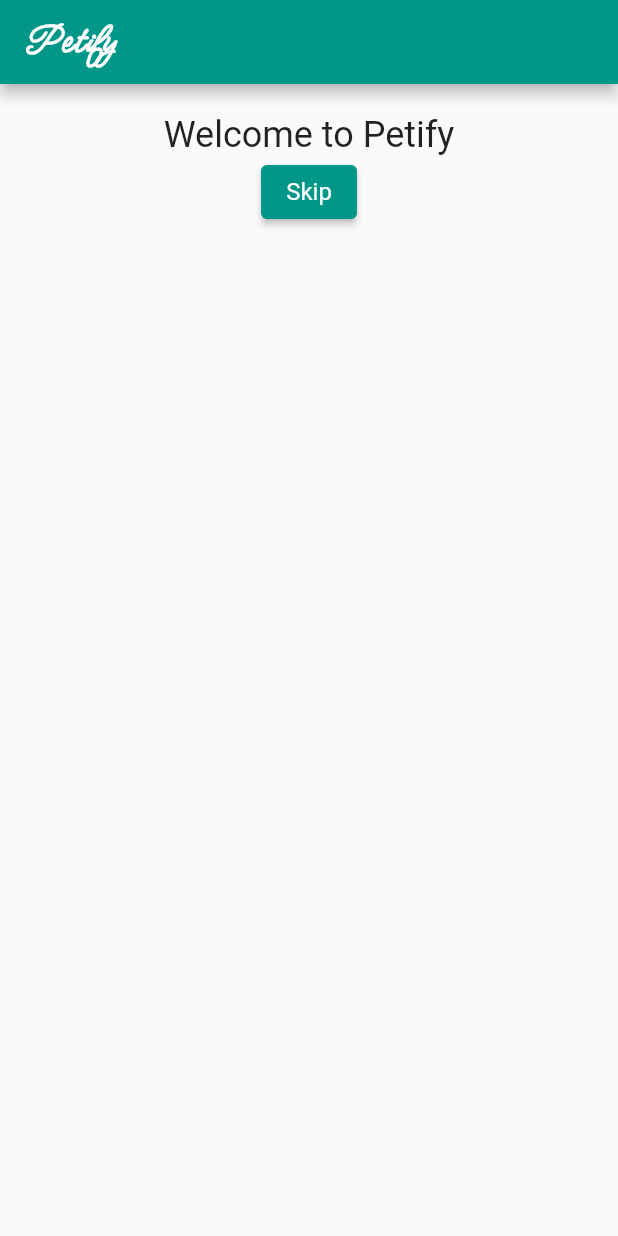
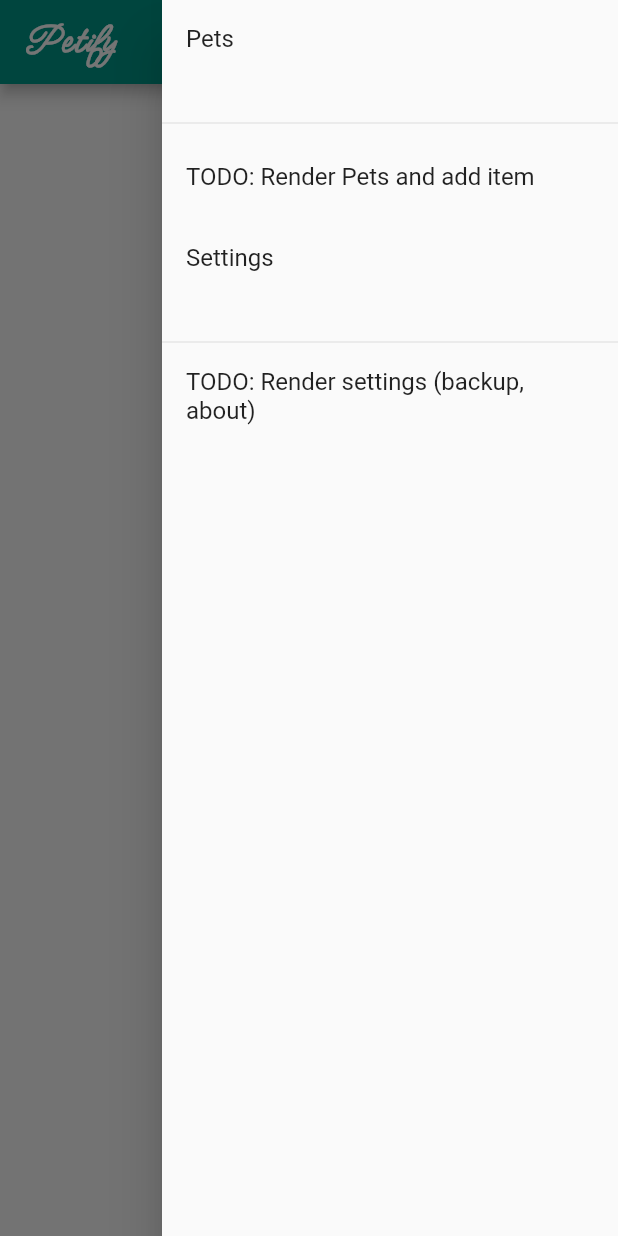
Before and after one commit to tamslo/petify, a Flutter app: the screen it shows after launch, with the side drawer open (before the commit the screen has no drawer), on a phone screen of 412 x 824 dp. Run offline on Flutter 3.47's test engine with Material 2 defaults, Android fonts, the phone set to English and light mode, and no system bars; our stand-ins replace shared_preferences, sqflite; accounts and stored records are empty; generated files the repository leaves out were written again.

Commit message:
Add dummy menu

```diff
--- a/app/lib/l10n/app_de.arb
+++ b/app/lib/l10n/app_de.arb
@@ -1,3 +1,5 @@
 {
-    "welcome_to_petify": "Willkommen bei Petify"
+    "welcome_to_petify": "Willkommen bei Petify",
+    "pets": "Haustiere",
+    "settings": "Einstellungen"
 }
--- a/app/lib/l10n/app_en.arb
+++ b/app/lib/l10n/app_en.arb
@@ -1,3 +1,5 @@
 {
-    "welcome_to_petify": "Welcome to Petify"
+    "welcome_to_petify": "Welcome to Petify",
+    "pets": "Pets",
+    "settings": "Settings"
 }
--- a/app/lib/main.dart
+++ b/app/lib/main.dart
@@ -1,6 +1,5 @@
 import 'package:flutter/material.dart';
 import 'package:petify/database.dart';
-import 'package:petify/database/table_names.dart';
 import 'package:petify/widgets/dashboard.dart';
 import 'package:flutter_gen/gen_l10n/app_localizations.dart';
 import 'package:flutter_localizations/flutter_localizations.dart';
@@ -106,6 +105,41 @@
             ? renderContent(databaseProvider)
             : loadingWidget(),
       ),
+      endDrawer: Drawer(
+        child: ListView(
+          padding: EdgeInsets.zero,
+          children: [
+            SizedBox(
+                height: 90.0,
+                child: DrawerHeader(
+                  child: Text(AppLocalizations.of(context)!.pets),
+                )),
+            ListTile(
+              title: const Text('TODO: Render Pets and add item'),
+              onTap: () {
+                // Update the state of the app
+                // ...
+                // Then close the drawer
+                Navigator.pop(context);
+              },
+            ),
+            SizedBox(
+                height: 90.0,
+                child: DrawerHeader(
+                  child: Text(AppLocalizations.of(context)!.settings),
+                )),
+            ListTile(
+              title: const Text('TODO: Render settings (backup, about)'),
+              onTap: () {
+                // Update the state of the app
+                // ...
+                // Then close the drawer
+                Navigator.pop(context);
+              },
+            ),
+          ],
+        ),
+      ),
     );
   }
 }
```
